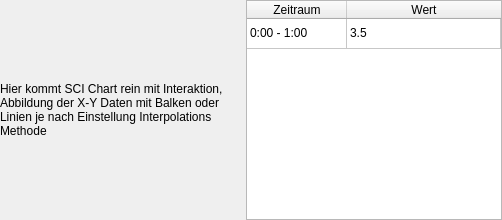
Before: the Qt Designer form SIM-VICUS/src/SVDBScheduleDailyCycleEditWidget.ui in ghorwin/SIM-VICUS, drawn with Qt 5.
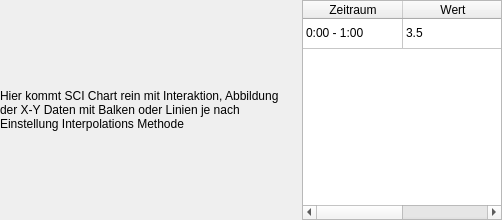
After: the same form once the commit is applied.

Commit message: Updated Daily Cycle Widget with Buttons and set Margin

Patch:
```diff
--- a/SIM-VICUS/src/SVDBScheduleDailyCycleEditWidget.ui
+++ b/SIM-VICUS/src/SVDBScheduleDailyCycleEditWidget.ui
@@ -44,6 +44,12 @@
        <verstretch>0</verstretch>
       </sizepolicy>
      </property>
+     <property name="maximumSize">
+      <size>
+       <width>200</width>
+       <height>16777215</height>
+      </size>
+     </property>
      <property name="selectionMode">
       <enum>QAbstractItemView::MultiSelection</enum>
      </property>
```
The commit also changes 1 other file.
